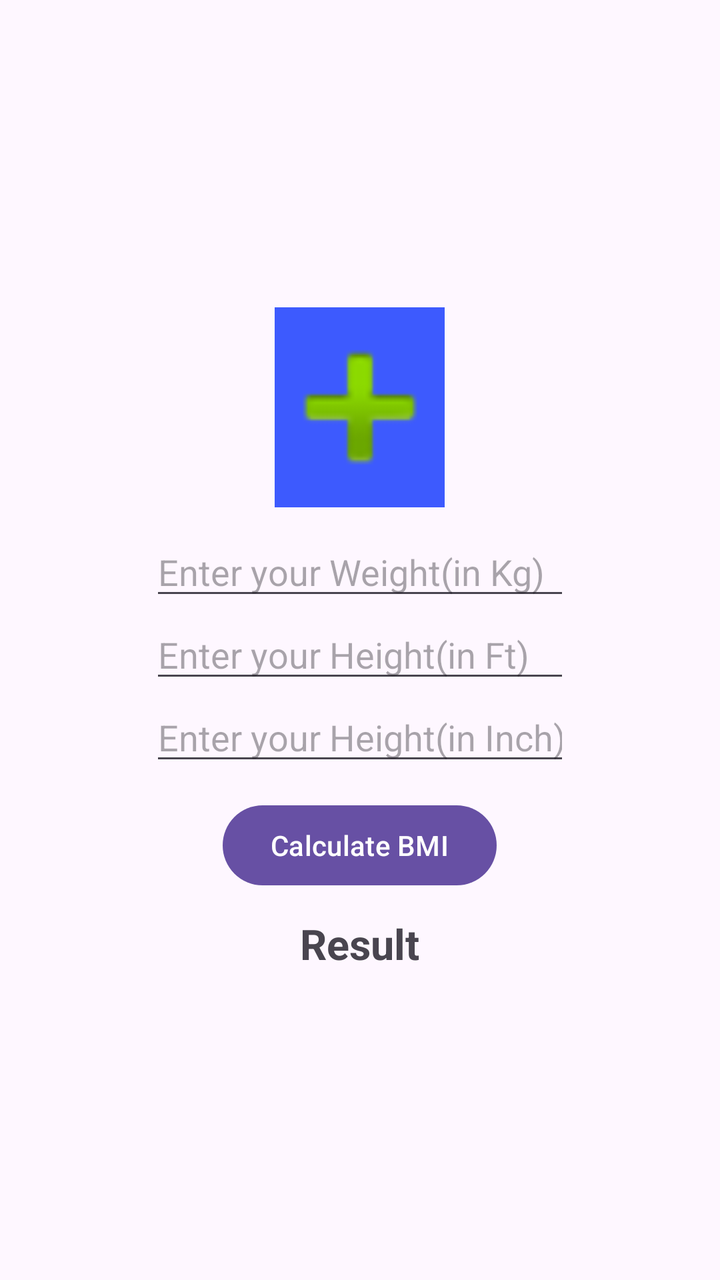
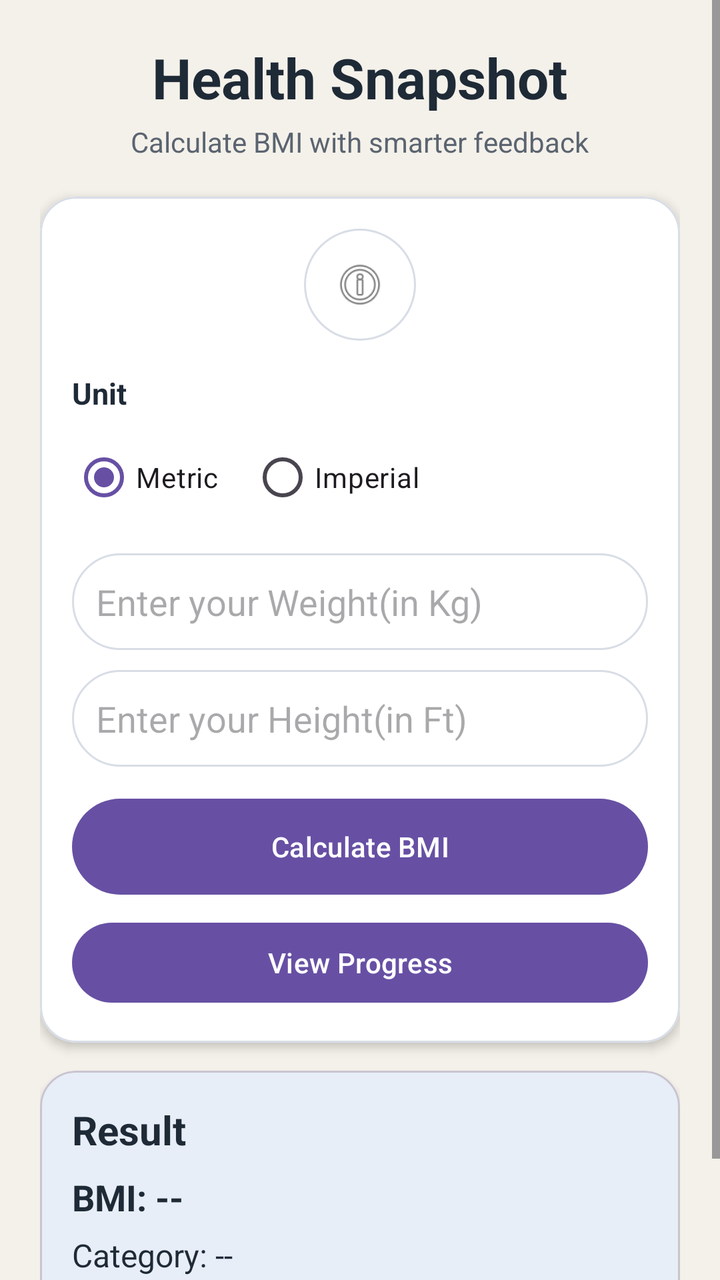

Two renders of the same Android screen: before a commit and after it. Below are the layout's source before the change and the commit's diff.
<!-- AndroidManifest.xml: application theme Theme.BMICalculator -->
<!-- res/layout/activity_main.xml -->
<?xml version="1.0" encoding="utf-8"?>
<LinearLayout
    xmlns:android="http://schemas.android.com/apk/res/android"
    xmlns:app="http://schemas.android.com/apk/res-auto"
    xmlns:tools="http://schemas.android.com/tools"
    android:layout_width="match_parent"
    android:layout_height="match_parent"
    android:orientation="vertical"
    android:gravity="center"
    android:id="@+id/lnMain"
    tools:context=".MainActivity"
    >

   <ImageView
       android:id="@+id/imageView"
       android:layout_width="85dp"
       android:layout_height="100dp"
       android:layout_marginBottom="10dp"
       android:background="#3D5AFE"
       android:scaleType="centerCrop"
       app:srcCompat="@android:drawable/ic_input_add" />

   <EditText
     android:layout_width="wrap_content"
     android:layout_height="wrap_content"
     android:ems="10"
     android:hint="@string/hint_wt"
     android:id="@+id/editWeight"
     android:inputType="number"/>

    <EditText
     android:layout_width="wrap_content"
     android:layout_height="wrap_content"
     android:ems="10"
     android:hint="@string/hint_ht"
     android:id="@+id/editHeight"
     android:inputType="number"/>

    <EditText
     android:layout_width="wrap_content"
     android:layout_height="wrap_content"
     android:ems="10"
     android:hint="@string/hint_htInch"
     android:id="@+id/editHeightInch"
     android:inputType="number"/>

    <Button
        android:layout_width="wrap_content"
        android:layout_height="wrap_content"
        android:text="Calculate BMI"
        android:id="@+id/btnCalc"
        android:layout_marginTop="11dp"/>
    <TextView
        android:layout_width="wrap_content"
        android:layout_height="wrap_content"
        android:id="@+id/txtResult"
        android:text="Result"
        android:textSize="21sp"
        android:textStyle="bold"
        android:layout_marginTop="11dp"/>

</LinearLayout>
<!-- resources referenced by this layout -->
<resources>
  <string name="hint_ht">Enter your Height(in Ft)</string>
  <string name="hint_htInch">Enter your Height(in Inch)</string>
  <string name="hint_wt">Enter your Weight(in Kg)</string>
  <style name="Theme.BMICalculator" parent="Base.Theme.BMICalculator" />
  <style name="Base.Theme.BMICalculator" parent="Theme.Material3.DayNight.NoActionBar">
          
          
      </style>
</resources>

<!-- the commit's change to res/layout/activity_main.xml (unified diff, before → after) -->
@@ -1,62 +1,202 @@
 <?xml version="1.0" encoding="utf-8"?>
-<LinearLayout
-    xmlns:android="http://schemas.android.com/apk/res/android"
+<ScrollView xmlns:android="http://schemas.android.com/apk/res/android"
     xmlns:app="http://schemas.android.com/apk/res-auto"
     xmlns:tools="http://schemas.android.com/tools"
     android:layout_width="match_parent"
     android:layout_height="match_parent"
-    android:orientation="vertical"
-    android:gravity="center"
-    android:id="@+id/lnMain"
-    tools:context=".MainActivity"
-    >
-
-   <ImageView
-       android:id="@+id/imageView"
-       android:layout_width="85dp"
-       android:layout_height="100dp"
-       android:layout_marginBottom="10dp"
-       android:background="#3D5AFE"
-       android:scaleType="centerCrop"
-       app:srcCompat="@android:drawable/ic_input_add" />
-
-   <EditText
-     android:layout_width="wrap_content"
-     android:layout_height="wrap_content"
-     android:ems="10"
-     android:hint="@string/hint_wt"
-     android:id="@+id/editWeight"
-     android:inputType="number"/>
-
-    <EditText
-     android:layout_width="wrap_content"
-     android:layout_height="wrap_content"
-     android:ems="10"
-     android:hint="@string/hint_ht"
-     android:id="@+id/editHeight"
-     android:inputType="number"/>
-
-    <EditText
-     android:layout_width="wrap_content"
-     android:layout_height="wrap_content"
-     android:ems="10"
-     android:hint="@string/hint_htInch"
-     android:id="@+id/editHeightInch"
-     android:inputType="number"/>
-
-    <Button
-        android:layout_width="wrap_content"
+    android:background="@color/surface_bg"
+    tools:context=".MainActivity">
+
+    <LinearLayout
+        android:id="@+id/lnMain"
+        android:layout_width="match_parent"
         android:layout_height="wrap_content"
-        android:text="Calculate BMI"
-        android:id="@+id/btnCalc"
-        android:layout_marginTop="11dp"/>
-    <TextView
-        android:layout_width="wrap_content"
-        android:layout_height="wrap_content"
-        android:id="@+id/txtResult"
-        android:text="Result"
-        android:textSize="21sp"
-        android:textStyle="bold"
-        android:layout_marginTop="11dp"/>
-
-</LinearLayout>
+        android:layout_margin="20dp"
+        android:gravity="center_horizontal"
+        android:orientation="vertical">
+
+        <TextView
+            android:layout_width="wrap_content"
+            android:layout_height="wrap_content"
+            android:text="Health Snapshot"
+            android:textColor="@color/text_primary"
+            android:textSize="28sp"
+            android:textStyle="bold" />
+
+        <TextView
+            android:layout_width="wrap_content"
+            android:layout_height="wrap_content"
+            android:layout_marginTop="4dp"
+            android:text="Calculate BMI with smarter feedback"
+            android:textColor="@color/text_secondary"
+            android:textSize="14sp" />
+
+        <com.google.android.material.card.MaterialCardView
+            android:layout_width="match_parent"
+            android:layout_height="wrap_content"
+            android:layout_marginTop="18dp"
+            app:cardBackgroundColor="@color/card_surface"
+            app:cardCornerRadius="18dp"
+            app:cardElevation="3dp"
+            app:strokeColor="@color/card_stroke"
+            app:strokeWidth="1dp">
+
+            <LinearLayout
+                android:layout_width="match_parent"
+                android:layout_height="wrap_content"
+                android:orientation="vertical"
+                android:padding="16dp">
+
+                <ImageView
+                    android:id="@+id/imageView"
+                    android:layout_width="56dp"
+                    android:layout_height="56dp"
+                    android:layout_gravity="center_horizontal"
+                    android:background="@drawable/input_bg"
+                    android:padding="14dp"
+                    app:srcCompat="@android:drawable/ic_menu_info_details" />
+
+                <TextView
+                    android:layout_width="wrap_content"
+                    android:layout_height="wrap_content"
+                    android:layout_marginTop="16dp"
+                    android:text="Unit"
+                    android:textColor="@color/text_primary"
+                    android:textSize="15sp"
+                    android:textStyle="bold" />
+
+                <RadioGroup
+                    android:id="@+id/unitGroup"
+                    android:layout_width="wrap_content"
+                    android:layout_height="wrap_content"
+                    android:layout_marginTop="8dp"
+                    android:orientation="horizontal">
+
+                    <RadioButton
+                        android:id="@+id/radioMetric"
+                        android:layout_width="wrap_content"
+                        android:layout_height="wrap_content"
+                        android:checked="true"
+                        android:text="Metric" />
+
+                    <RadioButton
+                        android:id="@+id/radioImperial"
+                        android:layout_width="wrap_content"
+                        android:layout_height="wrap_content"
+                        android:layout_marginStart="16dp"
+                        android:text="Imperial" />
+                </RadioGroup>
+
+                <EditText
+                    android:id="@+id/editWeight"
+                    android:layout_width="match_parent"
+                    android:layout_height="wrap_content"
+                    android:layout_marginTop="14dp"
+                    android:background="@drawable/input_bg"
+                    android:hint="@string/hint_wt"
+                    android:inputType="numberDecimal"
+                    android:padding="12dp" />
+
+                <EditText
+                    android:id="@+id/editHeight"
+                    android:layout_width="match_parent"
+                    android:layout_height="wrap_content"
+                    android:layout_marginTop="10dp"
+                    android:background="@drawable/input_bg"
+                    android:hint="@string/hint_ht"
+                    android:inputType="numberDecimal"
+                    android:padding="12dp" />
+
+                <EditText
+                    android:id="@+id/editHeightInch"
+                    android:layout_width="match_parent"
+                    android:layout_height="wrap_content"
+                    android:layout_marginTop="10dp"
+                    android:background="@drawable/input_bg"
+                    android:hint="@string/hint_htInch"
+                    android:inputType="numberDecimal"
+                    android:padding="12dp"
+                    android:visibility="gone" />
+
+                <Button
+                    android:id="@+id/btnCalc"
+                    android:layout_width="match_parent"
+                    android:layout_height="wrap_content"
+                    android:layout_marginTop="16dp"
+                    android:background="@drawable/btn_bg"
+                    android:text="Calculate BMI" />
+
+                <Button
+                    android:id="@+id/btnViewProgress"
+                    android:layout_width="match_parent"
+                    android:layout_height="wrap_content"
+                    android:layout_marginTop="10dp"
+                    android:text="View Progress" />
+            </LinearLayout>
+        </com.google.android.material.card.MaterialCardView>
+
+        <com.google.android.material.card.MaterialCardView
+            android:id="@+id/resultCard"
+            android:layout_width="match_parent"
+            android:layout_height="wrap_content"
+            android:layout_marginTop="14dp"
+            app:cardBackgroundColor="@color/result_default"
+            app:cardCornerRadius="18dp"
+            app:cardElevation="2dp">
+
+            <LinearLayout
+                android:layout_width="match_parent"
+                android:layout_height="wrap_content"
+                android:orientation="vertical"
+                android:padding="16dp">
+
+                <TextView
+                    android:id="@+id/txtResult"
+                    android:layout_width="wrap_content"
+                    android:layout_height="wrap_content"
+                    android:text="Result"
+                    android:textColor="@color/text_primary"
+                    android:textSize="20sp"
+                    android:textStyle="bold" />
+
+                <TextView
+                    android:id="@+id/txtBmiValue"
+                    android:layout_width="wrap_content"
+                    android:layout_height="wrap_content"
+                    android:layout_marginTop="8dp"
+                    android:text="BMI: --"
+                    android:textColor="@color/text_primary"
+                    android:textSize="18sp"
+                    android:textStyle="bold" />
+
+                <TextView
+                    android:id="@+id/txtCategory"
+                    android:layout_width="wrap_content"
+                    android:layout_height="wrap_content"
+                    android:layout_marginTop="6dp"
+                    android:text="Category: --"
+                    android:textColor="@color/text_primary"
+                    android:textSize="16sp" />
+
+                <TextView
+                    android:id="@+id/txtAdvice"
+                    android:layout_width="match_parent"
+                    android:layout_height="wrap_content"
+                    android:layout_marginTop="8dp"
+                    android:text="Fill your data to get personalized guidance."
+                    android:textColor="@color/text_secondary"
+                    android:textSize="14sp" />
+
+                <TextView
+                    android:id="@+id/txtHealthyRange"
+                    android:layout_width="match_parent"
+                    android:layout_height="wrap_content"
+                    android:layout_marginTop="8dp"
+                    android:text="Healthy BMI range: 18.5 - 24.9"
+                    android:textColor="@color/text_secondary"
+                    android:textSize="13sp" />
+            </LinearLayout>
+        </com.google.android.material.card.MaterialCardView>
+
+    </LinearLayout>
+</ScrollView>
<!-- resource entries referenced after the edit -->
@@ -1,9 +1,31 @@
 <!-- resources referenced by this layout -->
 <resources>
+  <color name="card_stroke">#D8DDE6</color>
+  <color name="card_surface">#FFFFFFFF</color>
+  <color name="result_default">#FFE7EEF7</color>
+  <color name="surface_bg">#FFF4F1EA</color>
+  <color name="text_primary">#1F2A37</color>
+  <color name="text_secondary">#5B6470</color>
+  <!-- drawable btn_bg (drawable) -->
+  <?xml version="1.0" encoding="utf-8"?>
+  <shape xmlns:android="http://schemas.android.com/apk/res/android">
+      <solid android:color="@color/button_surface"/>
+      <corners android:radius="70dp"/>
+  </shape>
+  <!-- drawable input_bg (drawable) -->
+  <?xml version="1.0" encoding="utf-8"?>
+  <shape xmlns:android="http://schemas.android.com/apk/res/android">
+      <solid android:color="@color/input_surface" />
+      <stroke android:color="@color/input_stroke" android:width="1dp"/>
+      <corners android:radius="70dp" />
+  </shape>
   <string name="hint_ht">Enter your Height(in Ft)</string>
   <string name="hint_htInch">Enter your Height(in Inch)</string>
   <string name="hint_wt">Enter your Weight(in Kg)</string>
   <style name="Theme.BMICalculator" parent="Base.Theme.BMICalculator" />
+  <color name="button_surface">#1F2A37</color>
+  <color name="input_surface">#FFFFFFFF</color>
+  <color name="input_stroke">#D8DDE6</color>
   <style name="Base.Theme.BMICalculator" parent="Theme.Material3.DayNight.NoActionBar">
           
           
